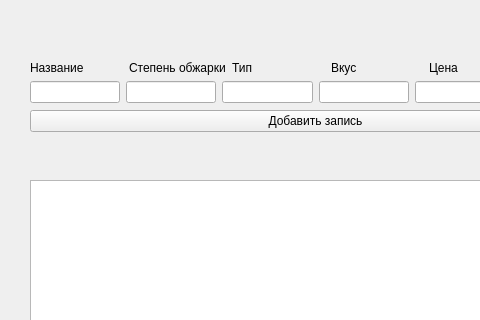
Old version of the form addEditCoffeeForm.ui in the repository F3D0RP/-; both pictures show x 0 to 480 and y 0 to 320 of the 623 by 576 pixel window.
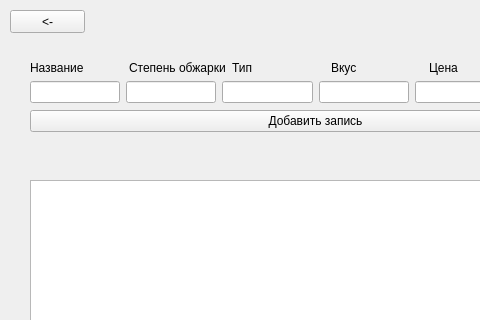
New version of the form.

Commit message: Реализовано переключение между окнами

```diff
--- a/addEditCoffeeForm.ui
+++ b/addEditCoffeeForm.ui
@@ -64,6 +64,19 @@
     </item>
    </layout>
   </widget>
+  <widget class="QPushButton" name="pushButton_2">
+   <property name="geometry">
+    <rect>
+     <x>10</x>
+     <y>10</y>
+     <width>75</width>
+     <height>23</height>
+    </rect>
+   </property>
+   <property name="text">
+    <string>&lt;-</string>
+   </property>
+  </widget>
   <widget class="QWidget" name="">
    <property name="geometry">
     <rect>
```
The commit also changes 1 other file.
